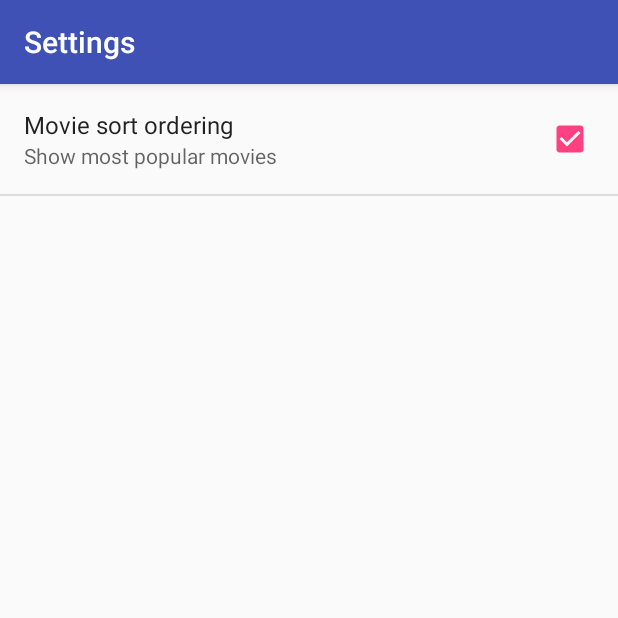
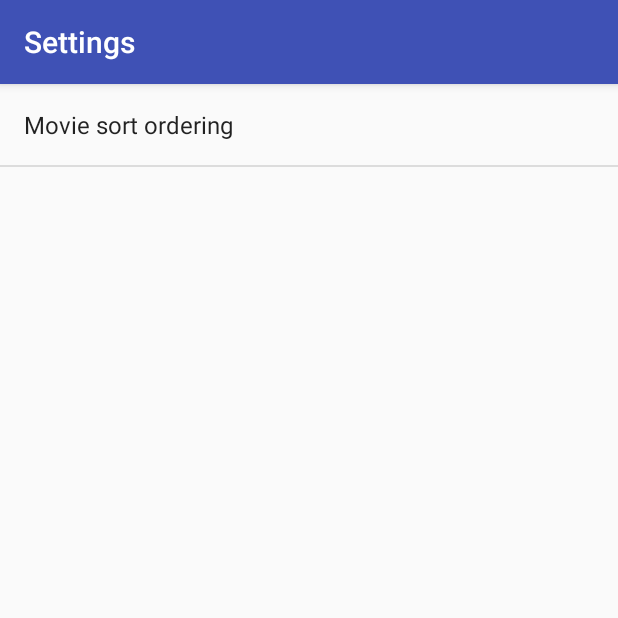
Before and after one commit to kreikenbaum/udacity-popmovies, an Android app: the screen it shows after launch (SettingsActivity), after a tap on "SETTINGS", on a phone screen of 412 x 824 dp, the top half of it. Run offline under Robolectric (Android 15) with nearby library versions, the phone set to English and light mode, and no system bars; our stand-ins replace Picasso; libraries missing offline, so code that uses them is left out: info.movito.themoviedbapi; pictures from the network do not load; 5 statements that could not run were skipped.

Commit message:
lacked much: last of which is movies and reviews

```diff
--- a/app/src/main/java/com/udacity/serv_inc/popmovies/MainActivity.java
+++ b/app/src/main/java/com/udacity/serv_inc/popmovies/MainActivity.java
@@ -33,7 +33,8 @@ public class MainActivity extends AppCompatActivity implements Observer {
         GridView gridview = findViewById(R.id.gridview);
 
         SharedPreferences sp = PreferenceManager.getDefaultSharedPreferences(this);
-        movieSource = MovieSource.get(sp.getBoolean("show_popular", true));
+        movieSource = MovieSource.get(this, sp.getString(MovieSource.KEY,
+                        getResources().getString(R.string.popular)));
         movieSource.addObserver(this);
         sp.registerOnSharedPreferenceChangeListener(movieSource);
 
--- a/app/src/main/java/com/udacity/serv_inc/popmovies/data/MovieContract.java
+++ b/app/src/main/java/com/udacity/serv_inc/popmovies/data/MovieContract.java
@@ -2,8 +2,6 @@ package com.udacity.serv_inc.popmovies.data;
 
 import android.net.Uri;
 import android.provider.BaseColumns;
-
-import com.example.android.sunshine.utilities.SunshineDateUtils;
 
 public class MovieContract {
 
@@ -22,5 +20,6 @@ public class MovieContract {
 
         public static final String TABLE_NAME = "movie";
         public static final String TITLE = "title";
+        public static final String POSTERPATH = "poster";
     }
 }
--- a/app/src/main/java/com/udacity/serv_inc/popmovies/data/MovieSource.java
+++ b/app/src/main/java/com/udacity/serv_inc/popmovies/data/MovieSource.java
@@ -1,10 +1,13 @@
 package com.udacity.serv_inc.popmovies.data;
 
+import android.content.Context;
 import android.content.SharedPreferences;
 import android.os.AsyncTask;
 import android.util.Log;
 import android.util.Pair;
 import android.util.SparseArray;
+
+import com.udacity.serv_inc.popmovies.Utils;
 
 import java.util.ArrayList;
 import java.util.List;
@@ -12,8 +15,11 @@ import java.util.Observable;
 
 import info.movito.themoviedbapi.TmdbApi;
 import info.movito.themoviedbapi.TmdbMovies;
+import info.movito.themoviedbapi.TmdbMovies.MovieMethod;
 import info.movito.themoviedbapi.model.MovieDb;
 import info.movito.themoviedbapi.tools.MovieDbException;
+
+import static com.udacity.serv_inc.popmovies.data.MovieSource.STATE_TOP;
 
 /**
 - Tasks
@@ -30,26 +36,62 @@ import info.movito.themoviedbapi.tools.MovieDbException;
 
 public class MovieSource extends Observable
      implements SharedPreferences.OnSharedPreferenceChangeListener {
+    // copied from resources
+    public static final String KEY = "display_type";
+    static final String STATE_POPULAR = "popular";
+    static final String STATE_TOP = "top";
+    static final String STATE_FAVORITES = "favorites";
+
     static final String TAG = MovieSource.class.getSimpleName();
-
     static final String API_KEY = "d71d2f344d3e61ffc32b11784f3e26eb";
 
     private static MovieSource instance;
 
     TmdbMovies tmdb;
+    Context context;
+
+    public String getStatus() {
+        return status;
+    }
+
+    private String status;
+    private List<MovieDb> popularMovies;
+    private List<MovieDb> topMovies;
+    private List<MovieDb> favoriteMovies;
+    private SparseArray<MovieDb> movieDetails;
+
+
+    private MovieSource(Context context, String status) {
+        this.status = status;
+        this.movieDetails = new SparseArray<>();
+        this.context = context.getApplicationContext();
+        new DownloadMovieTask().execute(this);
+    }
+    /** @return existing or newly created MovieSource */
+    public static synchronized MovieSource get(Context context, String status) {
+        if (instance == null) {
+            instance = new MovieSource(context, status);
+        }
+        return instance;
+    }
+    /** @return existing MovieSource or null */
+    public static MovieSource getExisting() {
+        return instance;
+    }
+
 
     private List<MovieDb> getMovies() {
-        if (isPopular()) {
+        switch (status) {
+            case STATE_POPULAR:
                 return popularMovies;
-        } else {
+            case STATE_TOP:
                 return topMovies;
+            case STATE_FAVORITES:
+                return favoriteMovies;
+            default:
+                throw new UnsupportedOperationException("status " + status);
         }
     }
-
-    private List<MovieDb> popularMovies;
-    private List<MovieDb> topMovies;
-    private final SparseArray<MovieDb> movieDetails;
-    private boolean popular;
 
     /** @return movie at position <code>position</code> */
     public MovieDb getMovie(int position) {
@@ -65,10 +107,18 @@ public class MovieSource extends Observable
     }
 
     void setMovies(List<MovieDb> movies) {
-        if (isPopular()) {
+        switch (status) {
+            case STATE_POPULAR:
                 this.popularMovies = movies;
-        } else {
+                break;
+            case STATE_TOP:
                 this.topMovies = movies;
+                break;
+            case STATE_FAVORITES:
+                this.favoriteMovies = movies;
+                break;
+            default:
+                throw new UnsupportedOperationException("status " + status);
         }
         this.updateListener();
     }
@@ -90,27 +140,6 @@ public class MovieSource extends Observable
         return out;
     }
 
-    boolean isPopular() {
-        return popular;
-    }
-
-    private MovieSource(boolean popular) {
-        this.popular = popular;
-        this.movieDetails = new SparseArray<>();
-        new DownloadMovieTask().execute(this);
-    }
-    /** @return existing or newly created MovieSource */
-    public static synchronized MovieSource get(boolean popular) {
-        if (instance == null) {
-            instance = new MovieSource(popular);
-        }
-        return instance;
-    }
-    /** @return existing MovieSource or null */
-    public static MovieSource get() {
-        return instance;
-    }
-
     public void setMovie(int movieId, MovieDb movieDb) {
         movieDetails.append(movieId, movieDb);
     }
@@ -118,8 +147,8 @@ public class MovieSource extends Observable
     @Override
     public void onSharedPreferenceChanged(SharedPreferences sharedPreferences,
                                           String key) {
-        if (key.equals("show_popular")) {
-            this.popular = sharedPreferences.getBoolean("show_popular", true);
+        if (KEY.equals(key)) {
+            this.status = sharedPreferences.getString(KEY, null);
             if ( getMovies() == null ) {
                 new DownloadMovieTask().execute(this);
             } else {
@@ -147,18 +176,30 @@ class DownloadMovieTask extends AsyncTask<MovieSource, Void, List<MovieDb>> {
         }
 
         List<MovieDb> movies;
-        if ( source.isPopular() ) {
+        switch (source.getStatus()) {
+            case MovieSource.STATE_POPULAR:
                 movies = source.tmdb.getPopularMovies("", 0).getResults();
-        } else {
+                break;
+            case MovieSource.STATE_TOP:
                 movies = source.tmdb.getTopRatedMovies("", 0).getResults();
+                break;
+            case MovieSource.STATE_FAVORITES:
+                movies = Utils.getFavoriteMovies(source.context);
+                break;
+            default:
+                throw new UnsupportedOperationException("status " + source.getStatus());
         }
-        Log.i(MovieSource.TAG, "images loaded");
+        Log.i(MovieSource.TAG, "movies loaded");
 
         return movies;
     }
 
     @Override
     protected void onPostExecute(List<MovieDb> movieDbs) {
+        if ( movieDbs == null ) {
+            Log.e(MovieSource.TAG, "failed to load");
+            return;
+        }
         source.setMovies(movieDbs);
         for (MovieDb movie: movieDbs) {
             new DownloadDetailTask().execute(new Pair<>(source, movie.getId()));
@@ -174,7 +215,9 @@ class DownloadDetailTask extends AsyncTask<Pair<MovieSource, Integer>, Void, Mov
     protected MovieDb doInBackground(Pair<MovieSource, Integer>[] pairs) {
         source = pairs[0].first;
         movieId = pairs[0].second;
-        return source.tmdb.getMovie(movieId, "");
+        return source.tmdb.getMovie(
+                movieId, "",
+                TmdbMovies.MovieMethod.videos, TmdbMovies.MovieMethod.reviews);
     }
 
     @Override
--- /dev/null
+++ b/app/src/main/res/layout/part_review.xml
@@ -0,0 +1,5 @@
+<?xml version="1.0" encoding="utf-8"?>
+<TextView xmlns:android="http://schemas.android.com/apk/res/android"
+    android:layout_width="match_parent" android:layout_height="wrap_content">
+
+</TextView>
--- /dev/null
+++ b/app/src/main/res/values/arrays.xml
@@ -0,0 +1,13 @@
+<?xml version="1.0" encoding="utf-8"?>
+<resources>
+    <array name="entries">
+        <item name="popular">@string/show_popular_movies</item>
+        <item name="top">@string/show_top_rated_movies</item>
+        <item name="favorites">@string/show_favorite_movies</item>
+    </array>
+    <array name="entry_values">
+        <item name="popular">popular</item>
+        <item name="top">top</item>
+        <item name="favorites">favorites</item>
+    </array>
+</resources>
--- a/app/src/main/res/values/strings.xml
+++ b/app/src/main/res/values/strings.xml
@@ -6,10 +6,17 @@
 
     <string name="show_popular_movies">Show most popular movies</string>
     <string name="show_top_rated_movies">Show top rated movies</string>
+    <string name="show_favorite_movies">Show your favorites</string>
+
     <string name="movie_sort_order">Movie sort ordering</string>
     <string name="favorite">MARK AS&#10;FAVORITE</string>
     <string name="favorited">Favorited!</string>
     <string name="background_color_desc">background color</string>
     <string name="desc_poster">movie poster</string>
+    <string name="display_type">display_type</string>
+    <string name="popular">popular</string>
+    <string name="trailer_header">trailer header</string>
+    <string name="trailers_title">Trailers:</string>
+    <string name="reviews_title">Reviews:</string>
 
 </resources>
--- a/app/src/main/res/xml/pref_general.xml
+++ b/app/src/main/res/xml/pref_general.xml
@@ -1,12 +1,11 @@
 <PreferenceScreen xmlns:android="http://schemas.android.com/apk/res/android">
-    <!-- refactor to R.bool -->
 
-    <CheckBoxPreference
-        android:defaultValue="true"
-        android:key="show_popular"
-        android:summaryOn="@string/show_popular_movies"
-        android:summaryOff="@string/show_top_rated_movies"
+    <ListPreference
+        android:defaultValue="@string/popular"
+        android:key="@string/display_type"
         android:title="@string/movie_sort_order"
-        />
+        android:entries="@array/entries"
+        android:entryValues="@array/entry_values"
+    />
 
 </PreferenceScreen>
```
Also changed, not shown: app/src/main/java/com/udacity/serv_inc/popmovies/DetailActivity.java (+47 -5 lines), app/src/main/java/com/udacity/serv_inc/popmovies/Utils.java (+62 -28 lines), app/src/main/java/com/udacity/serv_inc/popmovies/data/MovieDbHelper.java (+2 -5 lines), app/src/main/java/com/udacity/serv_inc/popmovies/data/SimpleMovieDb.java (added, +21 -0 lines), app/src/main/res/layout/activity_detail.xml (+63 -9 lines), app/src/main/res/layout/part_video.xml (added, +7 -0 lines). Lines whose indentation alone changed are shown as unchanged.
